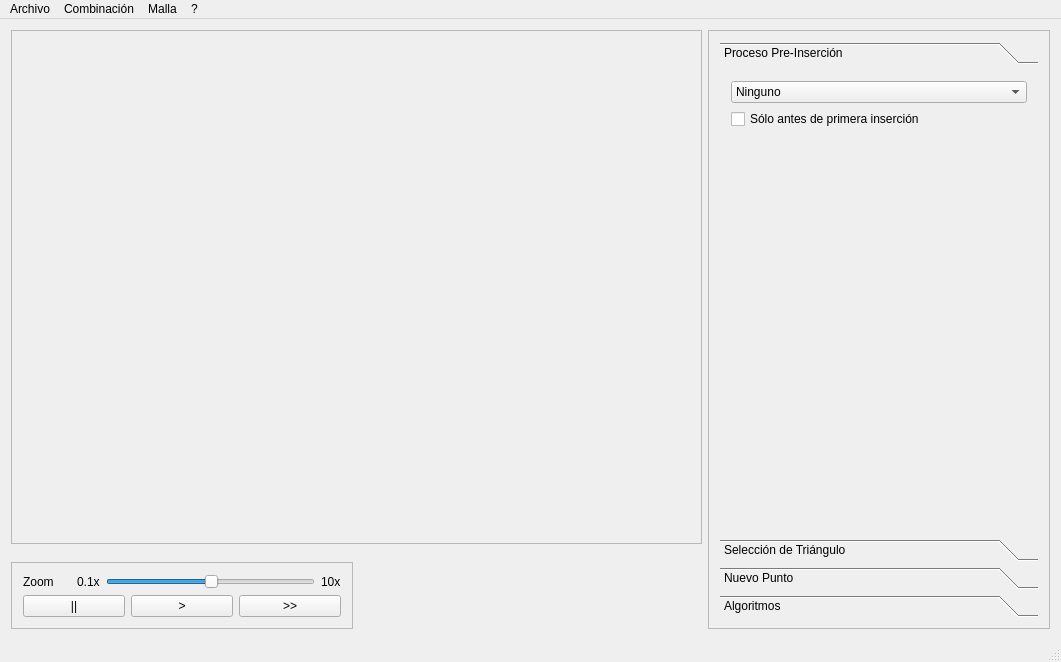
This is gui/forms/MainWindow.ui in afaundez/mesh-suite as Qt 5 draws it before an edit. The edited form follows.
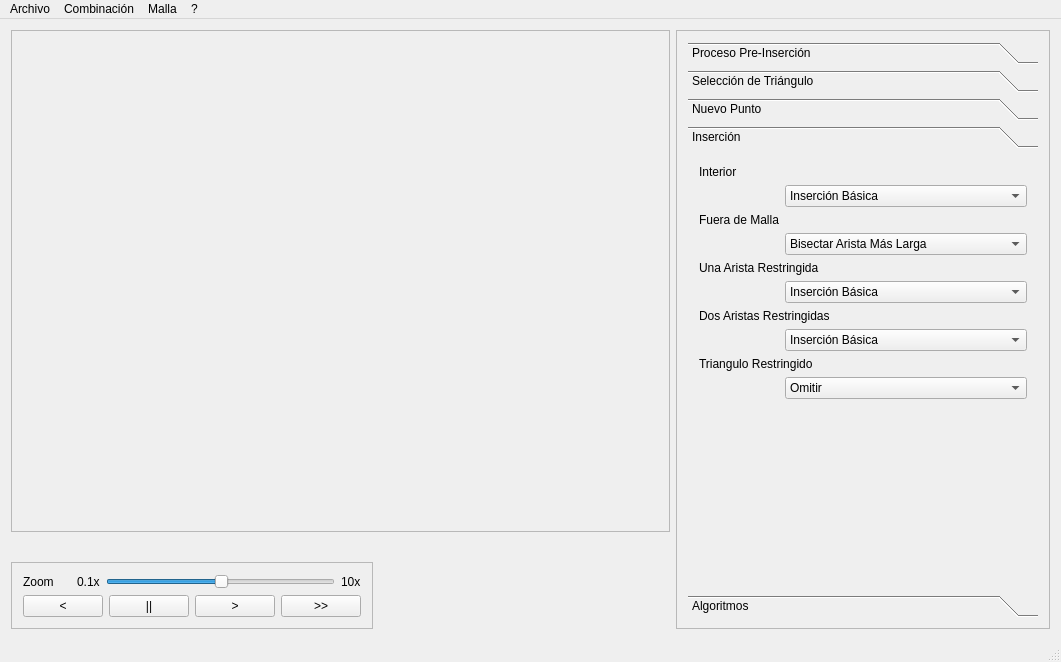
This is the edited form.

What changed in the file:
```diff
--- a/gui/forms/MainWindow.ui
+++ b/gui/forms/MainWindow.ui
@@ -49,7 +49,112 @@
       </layout>
      </widget>
     </item>
-    <item row="0" column="2" rowspan="4">
+    <item row="5" column="1">
+     <spacer name="horizontalSpacer_2">
+      <property name="orientation">
+       <enum>Qt::Horizontal</enum>
+      </property>
+      <property name="sizeHint" stdset="0">
+       <size>
+        <width>40</width>
+        <height>20</height>
+       </size>
+      </property>
+     </spacer>
+    </item>
+    <item row="5" column="0">
+     <widget class="QFrame" name="controlFrame">
+      <property name="frameShape">
+       <enum>QFrame::StyledPanel</enum>
+      </property>
+      <property name="frameShadow">
+       <enum>QFrame::Raised</enum>
+      </property>
+      <layout class="QGridLayout" name="gridLayout">
+       <item row="0" column="0">
+        <layout class="QVBoxLayout" name="verticalLayout_2">
+         <item>
+          <layout class="QHBoxLayout" name="horizontalLayout_3">
+           <item>
+            <widget class="QLabel" name="zoomLabel">
+             <property name="text">
+              <string>Zoom     </string>
+             </property>
+            </widget>
+           </item>
+           <item>
+            <widget class="QLabel" name="lowestValueLabel">
+             <property name="text">
+              <string>0.1x</string>
+             </property>
+            </widget>
+           </item>
+           <item>
+            <widget class="QSlider" name="zoomHorizontalSlider">
+             <property name="minimum">
+              <number>0</number>
+             </property>
+             <property name="value">
+              <number>50</number>
+             </property>
+             <property name="sliderPosition">
+              <number>50</number>
+             </property>
+             <property name="orientation">
+              <enum>Qt::Horizontal</enum>
+             </property>
+            </widget>
+           </item>
+           <item>
+            <widget class="QLabel" name="highestValueLabel">
+             <property name="text">
+              <string>10x</string>
+             </property>
+            </widget>
+           </item>
+          </layout>
+         </item>
+         <item>
+          <layout class="QHBoxLayout" name="horizontalLayout"/>
+         </item>
+         <item>
+          <layout class="QHBoxLayout" name="horizontalLayout_2">
+           <item>
+            <widget class="QPushButton" name="unRefineOnce">
+             <property name="text">
+              <string>&lt;</string>
+             </property>
+            </widget>
+           </item>
+           <item>
+            <widget class="QPushButton" name="refine">
+             <property name="text">
+              <string>||</string>
+             </property>
+            </widget>
+           </item>
+           <item>
+            <widget class="QPushButton" name="refineOnce">
+             <property name="text">
+              <string>&gt;</string>
+             </property>
+            </widget>
+           </item>
+           <item>
+            <widget class="QPushButton" name="pause">
+             <property name="text">
+              <string>&gt;&gt;</string>
+             </property>
+            </widget>
+           </item>
+          </layout>
+         </item>
+        </layout>
+       </item>
+      </layout>
+     </widget>
+    </item>
+    <item row="0" column="2" rowspan="6">
      <widget class="QFrame" name="optionFrame">
       <property name="frameShape">
        <enum>QFrame::StyledPanel</enum>
@@ -58,21 +163,21 @@
        <enum>QFrame::Raised</enum>
       </property>
       <layout class="QGridLayout" name="gridLayout_3">
-       <item row="0" column="0">
+       <item row="0" column="1">
         <widget class="QToolBox" name="optionToolBox">
          <property name="enabled">
           <bool>true</bool>
          </property>
          <property name="currentIndex">
-          <number>0</number>
+          <number>3</number>
          </property>
          <widget class="QWidget" name="preProcessPage">
           <property name="geometry">
            <rect>
             <x>0</x>
             <y>0</y>
-            <width>324</width>
-            <height>461</height>
+            <width>304</width>
+            <height>432</height>
            </rect>
           </property>
           <attribute name="label">
@@ -107,8 +212,8 @@
            <rect>
             <x>0</x>
             <y>0</y>
-            <width>324</width>
-            <height>461</height>
+            <width>315</width>
+            <height>432</height>
            </rect>
           </property>
           <attribute name="label">
@@ -168,8 +273,8 @@
            <rect>
             <x>0</x>
             <y>0</y>
-            <width>236</width>
-            <height>145</height>
+            <width>304</width>
+            <height>432</height>
            </rect>
           </property>
           <attribute name="label">
@@ -179,18 +284,16 @@
            <property name="fieldGrowthPolicy">
             <enum>QFormLayout::AllNonFixedFieldsGrow</enum>
            </property>
-           <item row="0" column="0">
-            <widget class="QLabel" name="label">
-             <property name="text">
-              <string>Interior</string>
-             </property>
-            </widget>
-           </item>
-           <item row="0" column="1">
-            <widget class="QComboBox" name="insideInsertionMethodComboBox">
+           <item row="0" column="0" colspan="2">
+            <widget class="QComboBox" name="newPointMethodComboBox">
              <item>
               <property name="text">
-               <string>Bisection</string>
+               <string>Bisect Longest Edge</string>
+              </property>
+             </item>
+             <item>
+              <property name="text">
+               <string>Centroid</string>
               </property>
              </item>
              <item>
@@ -198,6 +301,11 @@
                <string>Lepp-Bisection</string>
               </property>
              </item>
+             <item>
+              <property name="text">
+               <string>Circumcenter</string>
+              </property>
+             </item>
              <item>
               <property name="text">
                <string>Lepp-Centroid</string>
@@ -208,16 +316,6 @@
                <string>Lepp-Delaunay</string>
               </property>
              </item>
-             <item>
-              <property name="text">
-               <string>Circumcenter</string>
-              </property>
-             </item>
-             <item>
-              <property name="text">
-               <string>Centroid</string>
-              </property>
-             </item>
              <item>
               <property name="text">
                <string>Off-Center</string>
@@ -225,10 +323,25 @@
              </item>
             </widget>
            </item>
-           <item row="1" column="0">
+          </layout>
+         </widget>
+         <widget class="QWidget" name="InsertionPage">
+          <property name="geometry">
+           <rect>
+            <x>0</x>
+            <y>0</y>
+            <width>387</width>
+            <height>432</height>
+           </rect>
+          </property>
+          <attribute name="label">
+           <string>Inserción</string>
+          </attribute>
+          <layout class="QFormLayout" name="formLayout">
+           <item row="0" column="0" colspan="2">
             <widget class="QLabel" name="label_2">
              <property name="text">
-              <string>Borde</string>
+              <string>Interior</string>
              </property>
             </widget>
            </item>
@@ -236,77 +349,87 @@
             <widget class="QComboBox" name="borderInsertionMethodComboBox">
              <item>
               <property name="text">
-               <string>Bisection</string>
+               <string>Inserción Básica</string>
               </property>
              </item>
              <item>
               <property name="text">
-               <string>Rivara</string>
+               <string>Flip Diagonal (Delaunay)</string>
               </property>
              </item>
              <item>
               <property name="text">
-               <string>Ruppert</string>
+               <string>Cavity (Delaunay)</string>
               </property>
              </item>
             </widget>
            </item>
-           <item row="2" column="0">
+           <item row="3" column="1">
+            <widget class="QComboBox" name="outsideNewPointCaseComboBox">
+             <item>
+              <property name="text">
+               <string>Bisectar Arista Más Larga</string>
+              </property>
+             </item>
+            </widget>
+           </item>
+           <item row="4" column="0" colspan="2">
             <widget class="QLabel" name="label_3">
              <property name="text">
-              <string>Restringida</string>
+              <string>Una Arista Restringida</string>
              </property>
             </widget>
            </item>
-           <item row="2" column="1">
+           <item row="5" column="1">
             <widget class="QComboBox" name="restrictedInsertionMethodComboBox">
              <item>
               <property name="text">
-               <string>Bisection</string>
+               <string>Inserción Básica</string>
               </property>
              </item>
              <item>
               <property name="text">
-               <string>Rivara</string>
+               <string>Intercambio de Diagonales Restringido</string>
               </property>
              </item>
+            </widget>
+           </item>
+           <item row="6" column="0" colspan="2">
+            <widget class="QLabel" name="label">
+             <property name="text">
+              <string>Dos Aristas Restringidas</string>
+             </property>
+            </widget>
+           </item>
+           <item row="7" column="1">
+            <widget class="QComboBox" name="comboBox">
              <item>
               <property name="text">
-               <string>Ruppert</string>
+               <string>Inserción Básica</string>
               </property>
              </item>
             </widget>
            </item>
-           <item row="3" column="1">
-            <widget class="Line" name="line">
-             <property name="orientation">
-              <enum>Qt::Horizontal</enum>
+           <item row="8" column="0" colspan="2">
+            <widget class="QLabel" name="label_5">
+             <property name="text">
+              <string>Triangulo Restringido</string>
              </property>
             </widget>
            </item>
-           <item row="4" column="1">
-            <widget class="QComboBox" name="insertionTypeComboBox">
+           <item row="9" column="1">
+            <widget class="QComboBox" name="comboBox_3">
              <item>
               <property name="text">
-               <string>Flip Diagonal</string>
+               <string>Omitir</string>
               </property>
              </item>
-             <item>
-              <property name="text">
-               <string>Cavity</string>
-              </property>
-             </item>
-             <item>
-              <property name="text">
-               <string>Split Edge</string>
-              </property>
-             </item>
             </widget>
            </item>
-           <item row="4" column="0">
+           <item row="2" column="0">
             <widget class="QLabel" name="label_4">
              <property name="text">
-              <string>Tipo Inserción</string>
+              <string>Fuera de Malla</string>
              </property>
             </widget>
            </item>
@@ -317,8 +440,8 @@
            <rect>
             <x>0</x>
             <y>0</y>
-            <width>151</width>
-            <height>43</height>
+            <width>304</width>
+            <height>432</height>
            </rect>
           </property>
           <attribute name="label">
@@ -361,104 +484,6 @@
       </layout>
      </widget>
     </item>
-    <item row="3" column="1">
-     <spacer name="horizontalSpacer_2">
-      <property name="orientation">
-       <enum>Qt::Horizontal</enum>
-      </property>
-      <property name="sizeHint" stdset="0">
-       <size>
-        <width>40</width>
-        <height>20</height>
-       </size>
-      </property>
-     </spacer>
-    </item>
-    <item row="3" column="0">
-     <widget class="QFrame" name="controlFrame">
-      <property name="frameShape">
-       <enum>QFrame::StyledPanel</enum>
-      </property>
-      <property name="frameShadow">
-       <enum>QFrame::Raised</enum>
-      </property>
-      <layout class="QGridLayout" name="gridLayout">
-       <item row="0" column="0">
-        <layout class="QVBoxLayout" name="verticalLayout_2">
-         <item>
-          <layout class="QHBoxLayout" name="horizontalLayout_3">
-           <item>
-            <widget class="QLabel" name="zoomLabel">
-             <property name="text">
-              <string>Zoom     </string>
-             </property>
-            </widget>
-           </item>
-           <item>
-            <widget class="QLabel" name="lowestValueLabel">
-             <property name="text">
-              <string>0.1x</string>
-             </property>
-            </widget>
-           </item>
-           <item>
-            <widget class="QSlider" name="zoomHorizontalSlider">
-             <property name="minimum">
-              <number>0</number>
-             </property>
-             <property name="value">
-              <number>50</number>
-             </property>
-             <property name="sliderPosition">
-              <number>50</number>
-             </property>
-             <property name="orientation">
-              <enum>Qt::Horizontal</enum>
-             </property>
-            </widget>
-           </item>
-           <item>
-            <widget class="QLabel" name="highestValueLabel">
-             <property name="text">
-              <string>10x</string>
-             </property>
-            </widget>
-           </item>
-          </layout>
-         </item>
-         <item>
-          <layout class="QHBoxLayout" name="horizontalLayout"/>
-         </item>
-         <item>
-          <layout class="QHBoxLayout" name="horizontalLayout_2">
-           <item>
-            <widget class="QPushButton" name="refine">
-             <property name="text">
-              <string>||</string>
-             </property>
-            </widget>
-           </item>
-           <item>
-            <widget class="QPushButton" name="refineOnce">
-             <property name="text">
-              <string>&gt;</string>
-             </property>
-            </widget>
-           </item>
-           <item>
-            <widget class="QPushButton" name="pause">
-             <property name="text">
-              <string>&gt;&gt;</string>
-             </property>
-            </widget>
-           </item>
-          </layout>
-         </item>
-        </layout>
-       </item>
-      </layout>
-     </widget>
-    </item>
    </layout>
   </widget>
   <widget class="QMenuBar" name="menuBar">
```
